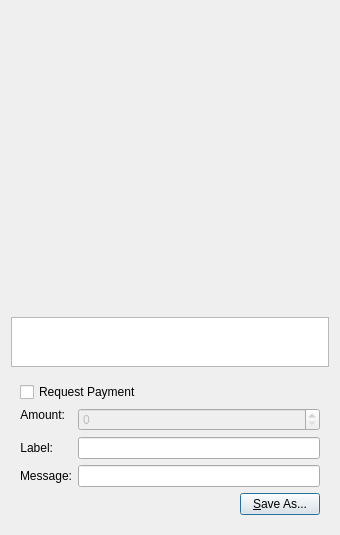
Before: the Qt Designer form src/qt/forms/qrcodedialog.ui in aurovine/AudioCoin, drawn with Qt 5.
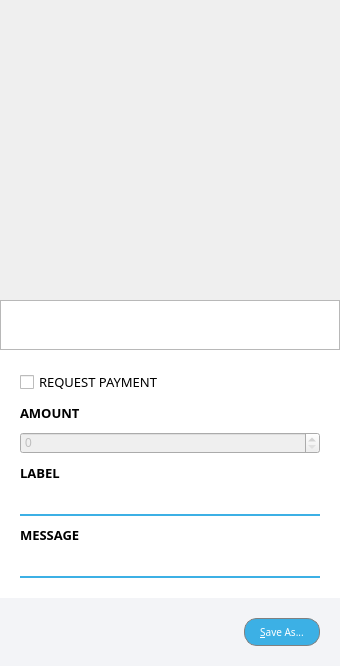
After: the same form once the commit is applied. Icons and pictures are not drawn. Custom widgets are drawn as their Qt base class.

Patch:
```diff
--- a/src/qt/forms/qrcodedialog.ui
+++ b/src/qt/forms/qrcodedialog.ui
@@ -7,13 +7,122 @@
     <x>0</x>
     <y>0</y>
     <width>340</width>
-    <height>530</height>
+    <height>643</height>
    </rect>
   </property>
   <property name="windowTitle">
    <string>QR Code Dialog</string>
   </property>
+  <property name="styleSheet">
+   <string notr="true">#inputWidget { background-color: white; }
+QLineEdit { border: none; border-bottom: 2px solid #3cb0e5; padding: 3px 5px; background: transparent; }
+QLineEdit:disabled { border-color: #899399; }
+
+#buttonWidget { background-color: #f3f4f7; }
+
+QPushButton { font-family: 'Montserrat'; text-transform: uppercase; font-size: 10px; border: 1px solid gray; padding: 0px 15px; border-radius: 13px; min-height: 26px; max-height: 26px; background-color: white; }
+
+QPushButton:hover, QPushButton:pressed { background-color: #1c99d2; color: white; }
+QPushButton:disabled { background-color: white; color: gray; }
+
+QDoubleSpinBox {
+    border: none;
+	height: 24px;
+    border-bottom: 2px solid #3cb0e5;
+    padding: 3px 5px;
+    background: white;
+    outline: none;
+    padding-right: 20px;
+}
+
+QDoubleSpinBox::up-button {
+	subcontrol-origin: margin;
+	subcontrol-position: right top;
+	width: 15px;
+	height: 15px;
+	border: none;
+    padding-top: 2px;
+}
+
+QDoubleSpinBox::down-button {
+	subcontrol-origin: margin;
+	subcontrol-position: right bottom;
+	width: 15px;
+	height: 15px;
+	border: none;
+    padding-bottom: 2px;
+}
+
+QDoubleSpinBox::up-arrow {
+    image: url(:/icons/md/arrow_up);
+	width: 20px;
+	height: 20px;
+}
+
+QDoubleSpinBox::down-arrow {
+    image: url(:/icons/md/arrow_down);
+    width: 20px;
+    height: 20px;
+}
+
+QValueComboBox {
+    border: none;
+    border-bottom: 2px solid #3cb0e5;
+    padding: 3px 5px;
+    height: 24px;
+    background: white;
+    outline: none;
+    padding-right: 5px;
+    text-align: right;
+    combobox-popup: 0;
+}
+
+QValueComboBox:editable {
+    background: white;
+}
+
+QValueComboBox:on { /* shift the text when the popup opens */
+    padding-top: 3px;
+    padding-left: 4px;
+    padding-right: 15px;
+}
+
+QValueComboBox::drop-down {
+    subcontrol-origin: margin;
+    subcontrol-position: right center;
+    width: 15px;
+    height: 15px;
+    border: none;
+}
+
+QValueComboBox::down-arrow {
+    image: url(:/icons/md/arrow_down);
+	width: 20px;
+	height: 20px;
+}
+
+QValueComboBox::down-arrow:on { /* shift the arrow when popup is open */
+    image: url(:/icons/md/arrow_up);
+	width: 20px;
+	height: 20px;
+}</string>
+  </property>
   <layout class="QVBoxLayout" name="verticalLayout_3">
+   <property name="spacing">
+    <number>0</number>
+   </property>
+   <property name="leftMargin">
+    <number>0</number>
+   </property>
+   <property name="topMargin">
+    <number>0</number>
+   </property>
+   <property name="rightMargin">
+    <number>0</number>
+   </property>
+   <property name="bottomMargin">
+    <number>0</number>
+   </property>
    <item>
     <widget class="QLabel" name="lblQRCode">
      <property name="sizePolicy">
@@ -62,85 +171,75 @@
     </widget>
    </item>
    <item>
-    <widget class="QWidget" name="widget" native="true">
+    <widget class="QWidget" name="inputWidget" native="true">
      <layout class="QVBoxLayout" name="verticalLayout_2">
+      <property name="spacing">
+       <number>10</number>
+      </property>
+      <property name="leftMargin">
+       <number>20</number>
+      </property>
+      <property name="topMargin">
+       <number>20</number>
+      </property>
+      <property name="rightMargin">
+       <number>20</number>
+      </property>
+      <property name="bottomMargin">
+       <number>20</number>
+      </property>
       <item>
        <widget class="QCheckBox" name="chkReqPayment">
         <property name="enabled">
          <bool>true</bool>
         </property>
+        <property name="font">
+         <font>
+          <family>Montserrat</family>
+          <pointsize>10</pointsize>
+          <weight>50</weight>
+          <bold>false</bold>
+         </font>
+        </property>
         <property name="text">
-         <string>Request Payment</string>
+         <string>REQUEST PAYMENT</string>
         </property>
        </widget>
       </item>
       <item>
-       <layout class="QFormLayout" name="formLayout">
-        <property name="fieldGrowthPolicy">
-         <enum>QFormLayout::AllNonFixedFieldsGrow</enum>
-        </property>
-        <item row="1" column="0">
-         <widget class="QLabel" name="lblLabel">
-          <property name="text">
-           <string>Label:</string>
-          </property>
-          <property name="textFormat">
-           <enum>Qt::PlainText</enum>
-          </property>
-          <property name="alignment">
-           <set>Qt::AlignRight|Qt::AlignTrailing|Qt::AlignVCenter</set>
-          </property>
-          <property name="buddy">
-           <cstring>lnLabel</cstring>
-          </property>
-         </widget>
-        </item>
-        <item row="1" column="1">
-         <widget class="QLineEdit" name="lnLabel"/>
-        </item>
-        <item row="2" column="0">
-         <widget class="QLabel" name="lblMessage">
-          <property name="text">
-           <string>Message:</string>
-          </property>
-          <property name="textFormat">
-           <enum>Qt::PlainText</enum>
-          </property>
-          <property name="alignment">
-           <set>Qt::AlignRight|Qt::AlignTrailing|Qt::AlignVCenter</set>
-          </property>
-          <property name="buddy">
-           <cstring>lnMessage</cstring>
-          </property>
-         </widget>
-        </item>
-        <item row="2" column="1">
-         <widget class="QLineEdit" name="lnMessage"/>
-        </item>
-        <item row="0" column="0">
-         <widget class="QLabel" name="lblAmount">
+       <layout class="QVBoxLayout" name="amountLayout">
+        <item>
+         <widget class="QLabel" name="amountLabel">
           <property name="sizePolicy">
            <sizepolicy hsizetype="Preferred" vsizetype="Maximum">
             <horstretch>0</horstretch>
             <verstretch>0</verstretch>
            </sizepolicy>
           </property>
+          <property name="font">
+           <font>
+            <family>Montserrat</family>
+            <pointsize>10</pointsize>
+            <weight>75</weight>
+            <bold>true</bold>
+           </font>
+          </property>
           <property name="text">
-           <string>Amount:</string>
+           <string>AMOUNT</string>
           </property>
           <property name="textFormat">
            <enum>Qt::PlainText</enum>
           </property>
           <property name="alignment">
-           <set>Qt::AlignRight|Qt::AlignTrailing|Qt::AlignVCenter</set>
+           <set>Qt::AlignLeading|Qt::AlignLeft|Qt::AlignVCenter</set>
           </property>
           <property name="buddy">
-           <cstring>lnReqAmount</cstring>
+           <cstring>amount</cstring>
           </property>
          </widget>
         </item>
-        <item row="0" column="1">
-         <widget class="BitcoinAmountField" name="lnReqAmount">
+        <item>
+         <widget class="BitcoinAmountField" name="amount">
           <property name="enabled">
            <bool>false</bool>
           </property>
@@ -155,32 +254,124 @@
        </layout>
       </item>
       <item>
-       <layout class="QHBoxLayout" name="horizontalLayout">
+       <layout class="QVBoxLayout" name="labelLayout">
         <item>
-         <spacer name="horizontalSpacer">
-          <property name="orientation">
-           <enum>Qt::Horizontal</enum>
+         <widget class="QLabel" name="labelLabel">
+          <property name="font">
+           <font>
+            <family>Montserrat</family>
+            <pointsize>10</pointsize>
+            <weight>75</weight>
+            <bold>true</bold>
+           </font>
           </property>
-          <property name="sizeHint" stdset="0">
-           <size>
-            <width>40</width>
-            <height>20</height>
-           </size>
+          <property name="text">
+           <string>LABEL</string>
           </property>
-         </spacer>
+          <property name="textFormat">
+           <enum>Qt::PlainText</enum>
+          </property>
+          <property name="alignment">
+           <set>Qt::AlignLeading|Qt::AlignLeft|Qt::AlignVCenter</set>
+          </property>
+          <property name="buddy">
+           <cstring>label</cstring>
+          </property>
+         </widget>
         </item>
         <item>
-         <widget class="QPushButton" name="btnSaveAs">
+         <widget class="QLineEdit" name="label"/>
+        </item>
+       </layout>
+      </item>
+      <item>
+       <layout class="QVBoxLayout" name="messageLayout">
+        <item>
+         <widget class="QLabel" name="messageLabel">
+          <property name="font">
+           <font>
+            <family>Montserrat</family>
+            <pointsize>10</pointsize>
+            <weight>75</weight>
+            <bold>true</bold>
+           </font>
+          </property>
           <property name="text">
-           <string>&amp;Save As...</string>
+           <string>MESSAGE</string>
           </property>
+          <property name="textFormat">
+           <enum>Qt::PlainText</enum>
+          </property>
+          <property name="alignment">
+           <set>Qt::AlignLeading|Qt::AlignLeft|Qt::AlignVCenter</set>
+          </property>
+          <property name="buddy">
+           <cstring>message</cstring>
+          </property>
          </widget>
         </item>
+        <item>
+         <widget class="QLineEdit" name="message"/>
+        </item>
        </layout>
       </item>
      </layout>
     </widget>
    </item>
+   <item>
+    <widget class="QWidget" name="buttonWidget" native="true">
+     <property name="styleSheet">
+      <string notr="true"/>
+     </property>
+     <layout class="QHBoxLayout" name="buttonWidgetLayout">
+      <property name="spacing">
+       <number>15</number>
+      </property>
+      <property name="leftMargin">
+       <number>20</number>
+      </property>
+      <property name="topMargin">
+       <number>20</number>
+      </property>
+      <property name="rightMargin">
+       <number>20</number>
+      </property>
+      <property name="bottomMargin">
+       <number>20</number>
+      </property>
+      <item>
+       <spacer name="horizontalSpacer">
+        <property name="orientation">
+         <enum>Qt::Horizontal</enum>
+        </property>
+        <property name="sizeHint" stdset="0">
+         <size>
+          <width>40</width>
+          <height>20</height>
+         </size>
+        </property>
+       </spacer>
+      </item>
+      <item>
+       <widget class="QPushButton" name="saveButton">
+        <property name="font">
+         <font>
+          <family>Montserrat</family>
+          <pointsize>-1</pointsize>
+         </font>
+        </property>
+        <property name="styleSheet">
+         <string notr="true">#saveButton { background-color: #3cb0e5; color: white; border: 1px solid gray; }
+#saveButton:hover, #saveButton:pressed { background-color: #1c99d2; }</string>
+        </property>
+        <property name="text">
+         <string>&amp;Save As...</string>
+        </property>
+       </widget>
+      </item>
+     </layout>
+    </widget>
+   </item>
   </layout>
  </widget>
  <customwidgets>
```
Left out of the diff: 3 changed lines with no effect on the pictures.
